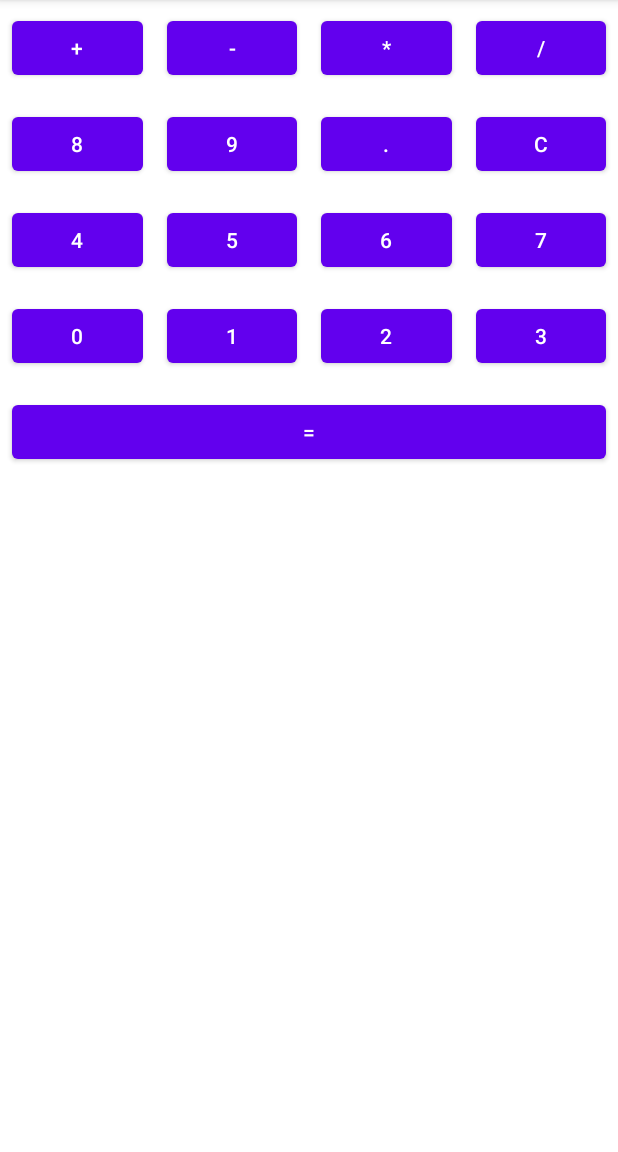
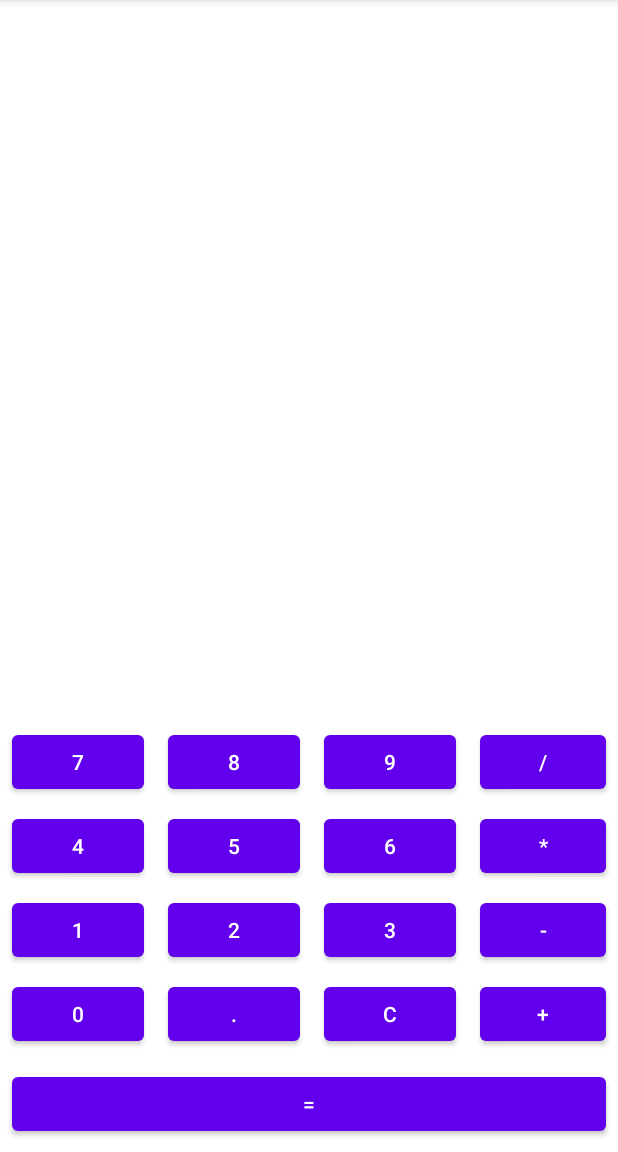
Before and after one commit to SEG2105-Group-21/SimpleCalculator, an Android app: the screen it shows after launch (MainActivity), on a phone screen of 412 x 824 dp, the part 84-1236 px from its top. Run offline under Robolectric (Android 15) with nearby library versions, the phone set to English and light mode, and no system bars.

Commit message:
Updated the front-end
- Changed the front-end by rearranging the buttons and putting the display on top of the screen instead of at the bottom of the screen.
- Made the display's weight = 1 so that it fills up the screen
- Used relative layout

```diff
--- a/SimpleCalculator/app/src/main/res/layout/activity_main.xml
+++ b/SimpleCalculator/app/src/main/res/layout/activity_main.xml
@@ -6,305 +6,230 @@
     android:layout_height="match_parent"
     tools:context=".MainActivity">
 
-    <LinearLayout
+    <RelativeLayout
         android:layout_width="match_parent"
-        android:layout_height="match_parent"
-        android:orientation="vertical"
-        android:rotationX="0"
-        tools:layout_editor_absoluteY="578dp">
+        android:layout_height="match_parent">
 
-        <androidx.constraintlayout.widget.ConstraintLayout
-            android:id="@+id/linearLayout"
+        <LinearLayout
             android:layout_width="match_parent"
-            android:layout_height="wrap_content">
+            android:layout_height="match_parent"
+            android:orientation="vertical">
 
-            <Button
-                android:id="@+id/BtnPlus"
-                android:layout_width="0dp"
-                android:layout_height="wrap_content"
-                android:layout_marginStart="8dp"
-                android:layout_marginTop="8dp"
-                android:layout_marginEnd="8dp"
-                android:layout_marginBottom="8dp"
-                android:text="+"
-                app:layout_constraintBottom_toBottomOf="parent"
-                app:layout_constraintEnd_toStartOf="@+id/BtnMinus"
-                app:layout_constraintStart_toStartOf="parent"
-                app:layout_constraintTop_toTopOf="parent" />
-
-            <Button
-                android:id="@+id/BtnMinus"
-                android:layout_width="0dp"
-                android:layout_height="wrap_content"
-                android:layout_marginStart="8dp"
-                android:layout_marginTop="8dp"
-                android:layout_marginEnd="8dp"
-                android:layout_marginBottom="8dp"
-                android:text="-"
-                app:layout_constraintBottom_toBottomOf="parent"
-                app:layout_constraintEnd_toStartOf="@+id/BtnTimes"
-                app:layout_constraintStart_toEndOf="@+id/BtnPlus"
-                app:layout_constraintTop_toTopOf="parent" />
-
-            <Button
-                android:id="@+id/BtnTimes"
-                android:layout_width="0dp"
-                android:layout_height="wrap_content"
-                android:layout_marginStart="8dp"
-                android:layout_marginTop="8dp"
-                android:layout_marginEnd="8dp"
-                android:layout_marginBottom="8dp"
-                android:text="*"
-                app:layout_constraintBottom_toBottomOf="parent"
-                app:layout_constraintEnd_toStartOf="@+id/BtnDivide"
-                app:layout_constraintStart_toEndOf="@+id/BtnMinus"
-                app:layout_constraintTop_toTopOf="parent" />
-
-            <Button
-                android:id="@+id/BtnDivide"
-                android:layout_width="0dp"
-                android:layout_height="wrap_content"
-                android:layout_marginStart="8dp"
-                android:layout_marginTop="8dp"
-                android:layout_marginEnd="8dp"
-                android:layout_marginBottom="8dp"
-                android:text="/"
-                app:layout_constraintBottom_toBottomOf="parent"
-                app:layout_constraintEnd_toEndOf="parent"
-                app:layout_constraintStart_toEndOf="@+id/BtnTimes"
-                app:layout_constraintTop_toTopOf="parent" />
-        </androidx.constraintlayout.widget.ConstraintLayout>
-
-        <androidx.constraintlayout.widget.ConstraintLayout
-            android:id="@+id/linearLayout2"
-            android:layout_width="match_parent"
-            android:layout_height="wrap_content">
-
-            <Button
-                android:id="@+id/Btn8"
-                android:layout_width="0dp"
-                android:layout_height="wrap_content"
-                android:layout_marginStart="8dp"
-                android:layout_marginTop="8dp"
-                android:layout_marginEnd="8dp"
-                android:layout_marginBottom="8dp"
-                android:text="8"
-                app:layout_constraintBottom_toBottomOf="parent"
-                app:layout_constraintEnd_toStartOf="@+id/Btn9"
-                app:layout_constraintStart_toStartOf="parent"
-                app:layout_constraintTop_toTopOf="parent" />
-
-            <Button
-                android:id="@+id/Btn9"
-                android:layout_width="0dp"
-                android:layout_height="wrap_content"
-                android:layout_marginStart="8dp"
-                android:layout_marginTop="8dp"
-                android:layout_marginEnd="8dp"
-                android:layout_marginBottom="8dp"
-                android:text="9"
-                app:layout_constraintBottom_toBottomOf="parent"
-                app:layout_constraintEnd_toStartOf="@+id/BtnDecimal"
-                app:layout_constraintStart_toEndOf="@+id/Btn8"
-                app:layout_constraintTop_toTopOf="parent" />
-
-            <Button
-                android:id="@+id/BtnDecimal"
-                android:layout_width="0dp"
-                android:layout_height="wrap_content"
-                android:layout_marginStart="8dp"
-                android:layout_marginTop="8dp"
-                android:layout_marginEnd="8dp"
-                android:layout_marginBottom="8dp"
-                android:text="."
-                app:layout_constraintBottom_toBottomOf="parent"
-                app:layout_constraintEnd_toStartOf="@+id/BtnClear"
-                app:layout_constraintStart_toEndOf="@+id/Btn9"
-                app:layout_constraintTop_toTopOf="parent" />
-
-            <Button
-                android:id="@+id/BtnClear"
-                android:layout_width="0dp"
-                android:layout_height="wrap_content"
-                android:layout_marginStart="8dp"
-                android:layout_marginTop="8dp"
-                android:layout_marginEnd="8dp"
-                android:layout_marginBottom="8dp"
-                android:scaleX="1"
-                android:scaleY="1"
-                android:text="C"
-                app:layout_constraintBottom_toBottomOf="parent"
-                app:layout_constraintEnd_toEndOf="parent"
-                app:layout_constraintStart_toEndOf="@+id/BtnDecimal"
-                app:layout_constraintTop_toTopOf="parent" />
-        </androidx.constraintlayout.widget.ConstraintLayout>
-
-        <androidx.constraintlayout.widget.ConstraintLayout
-            android:id="@+id/linearLayout3"
-            android:layout_width="match_parent"
-            android:layout_height="wrap_content">
-
-            <Button
-                android:id="@+id/Btn4"
-                android:layout_width="0dp"
-                android:layout_height="wrap_content"
-                android:layout_marginStart="8dp"
-                android:layout_marginTop="8dp"
-                android:layout_marginEnd="8dp"
-                android:layout_marginBottom="8dp"
-                android:text="4"
-                app:layout_constraintBottom_toBottomOf="parent"
-                app:layout_constraintEnd_toStartOf="@+id/Btn5"
-                app:layout_constraintStart_toStartOf="parent"
-                app:layout_constraintTop_toTopOf="parent" />
-
-            <Button
-                android:id="@+id/Btn5"
-                android:layout_width="0dp"
-                android:layout_height="wrap_content"
-                android:layout_marginStart="8dp"
-                android:layout_marginTop="8dp"
-                android:layout_marginEnd="8dp"
-                android:layout_marginBottom="8dp"
-                android:text="5"
-                app:layout_constraintBottom_toBottomOf="parent"
-                app:layout_constraintEnd_toStartOf="@+id/Btn6"
-                app:layout_constraintStart_toEndOf="@+id/Btn4"
-                app:layout_constraintTop_toTopOf="parent" />
-
-            <Button
-                android:id="@+id/Btn6"
-                android:layout_width="0dp"
-                android:layout_height="wrap_content"
-                android:layout_marginStart="8dp"
-                android:layout_marginTop="8dp"
-                android:layout_marginEnd="8dp"
-                android:layout_marginBottom="8dp"
-                android:text="6"
-                app:layout_constraintBottom_toBottomOf="parent"
-                app:layout_constraintEnd_toStartOf="@+id/Btn7"
-                app:layout_constraintStart_toEndOf="@+id/Btn5"
-                app:layout_constraintTop_toTopOf="parent" />
-
-            <Button
-                android:id="@+id/Btn7"
-                android:layout_width="0dp"
-                android:layout_height="wrap_content"
-                android:layout_marginStart="8dp"
-                android:layout_marginTop="8dp"
-                android:layout_marginEnd="8dp"
-                android:layout_marginBottom="8dp"
-                android:text="7"
-                app:layout_constraintBottom_toBottomOf="parent"
-                app:layout_constraintEnd_toEndOf="parent"
-                app:layout_constraintStart_toEndOf="@+id/Btn6"
-                app:layout_constraintTop_toTopOf="parent" />
-
-        </androidx.constraintlayout.widget.ConstraintLayout>
-
-        <androidx.constraintlayout.widget.ConstraintLayout
-            android:id="@+id/linearLayout4"
-            android:layout_width="match_parent"
-            android:layout_height="wrap_content">
-
-            <Button
-                android:id="@+id/Btn0"
-                android:layout_width="0dp"
-                android:layout_height="wrap_content"
-                android:layout_marginStart="8dp"
-                android:layout_marginTop="8dp"
-                android:layout_marginEnd="8dp"
-                android:layout_marginBottom="8dp"
-                android:text="0"
-                app:layout_constraintBottom_toBottomOf="parent"
-                app:layout_constraintEnd_toStartOf="@+id/Btn1"
-                app:layout_constraintStart_toStartOf="parent"
-                app:layout_constraintTop_toTopOf="parent" />
-
-            <Button
-                android:id="@+id/Btn1"
-                android:layout_width="0dp"
-                android:layout_height="wrap_content"
-                android:layout_marginStart="8dp"
-                android:layout_marginTop="8dp"
-                android:layout_marginEnd="8dp"
-                android:layout_marginBottom="8dp"
-                android:text="1"
-                app:layout_constraintBottom_toBottomOf="parent"
-                app:layout_constraintEnd_toStartOf="@+id/Btn2"
-                app:layout_constraintStart_toEndOf="@+id/Btn0"
-                app:layout_constraintTop_toTopOf="parent" />
-
-            <Button
-                android:id="@+id/Btn2"
-                android:layout_width="0dp"
-                android:layout_height="wrap_content"
-                android:layout_marginStart="8dp"
-                android:layout_marginTop="8dp"
-                android:layout_marginEnd="8dp"
-                android:layout_marginBottom="8dp"
-                android:text="2"
-                app:layout_constraintBottom_toBottomOf="parent"
-                app:layout_constraintEnd_toStartOf="@+id/Btn3"
-                app:layout_constraintStart_toEndOf="@+id/Btn1"
-                app:layout_constraintTop_toTopOf="parent" />
-
-            <Button
-                android:id="@+id/Btn3"
-                android:layout_width="0dp"
-                android:layout_height="wrap_content"
-                android:layout_marginStart="8dp"
-                android:layout_marginTop="8dp"
-                android:layout_marginEnd="8dp"
-                android:layout_marginBottom="8dp"
-                android:text="3"
-                app:layout_constraintBottom_toBottomOf="parent"
-                app:layout_constraintEnd_toEndOf="parent"
-                app:layout_constraintStart_toEndOf="@+id/Btn2"
-                app:layout_constraintTop_toTopOf="parent" />
-
-        </androidx.constraintlayout.widget.ConstraintLayout>
-
-        <androidx.constraintlayout.widget.ConstraintLayout
-            android:id="@+id/linearLayout5"
-            android:layout_width="match_parent"
-            android:layout_height="wrap_content">
-
-            <Button
-                android:id="@+id/BtnEquals"
+            <TextView
+                android:id="@+id/display"
                 android:layout_width="match_parent"
                 android:layout_height="wrap_content"
                 android:layout_marginStart="8dp"
                 android:layout_marginTop="8dp"
                 android:layout_marginEnd="8dp"
                 android:layout_marginBottom="8dp"
-                android:text="="
+                android:layout_weight="1"
+                android:text=""
+                android:textSize="60sp"
                 app:layout_constraintBottom_toBottomOf="parent"
                 app:layout_constraintEnd_toEndOf="parent"
                 app:layout_constraintStart_toStartOf="parent"
                 app:layout_constraintTop_toTopOf="parent" />
 
-        </androidx.constraintlayout.widget.ConstraintLayout>
+            <LinearLayout
+                android:layout_width="wrap_content"
+                android:layout_height="wrap_content"
+                android:orientation="horizontal">
 
-        <androidx.constraintlayout.widget.ConstraintLayout
-            android:id="@+id/linearLayout6"
-            android:layout_width="match_parent"
-            android:layout_height="match_parent">
+                <Button
+                    android:id="@+id/Btn7"
+                    android:layout_width="wrap_content"
+                    android:layout_height="wrap_content"
+                    android:layout_marginStart="8dp"
+                    android:layout_marginTop="4dp"
+                    android:layout_marginEnd="8dp"
+                    android:layout_marginBottom="4dp"
+                    android:text="7" />
 
-            <TextView
-                android:id="@+id/display"
-                android:layout_width="0dp"
-                android:layout_height="0dp"
-                android:layout_marginStart="8dp"
-                android:layout_marginTop="8dp"
-                android:layout_marginEnd="8dp"
-                android:layout_marginBottom="8dp"
-                android:text=""
-                app:layout_constraintBottom_toBottomOf="parent"
-                app:layout_constraintEnd_toEndOf="parent"
-                app:layout_constraintStart_toStartOf="parent"
-                app:layout_constraintTop_toTopOf="parent" />
-        </androidx.constraintlayout.widget.ConstraintLayout>
+                <Button
+                    android:id="@+id/Btn8"
+                    android:layout_width="wrap_content"
+                    android:layout_height="wrap_content"
+                    android:layout_marginStart="8dp"
+                    android:layout_marginTop="4dp"
+                    android:layout_marginEnd="8dp"
+                    android:layout_marginBottom="4dp"
+                    android:text="8" />
 
-    </LinearLayout>
+                <Button
+                    android:id="@+id/Btn9"
+                    android:layout_width="wrap_content"
+                    android:layout_height="wrap_content"
+                    android:layout_marginStart="8dp"
+                    android:layout_marginTop="4dp"
+                    android:layout_marginEnd="8dp"
+                    android:layout_marginBottom="4dp"
+                    android:text="9" />
+
+                <Button
+                    android:id="@+id/BtnDivide"
+                    android:layout_width="wrap_content"
+                    android:layout_height="wrap_content"
+                    android:layout_marginStart="8dp"
+                    android:layout_marginTop="4dp"
+                    android:layout_marginEnd="8dp"
+                    android:layout_marginBottom="4dp"
+                    android:text="/" />
+            </LinearLayout>
+
+            <LinearLayout
+                android:layout_width="wrap_content"
+                android:layout_height="wrap_content"
+                android:orientation="horizontal">
+
+                <Button
+                    android:id="@+id/Btn4"
+                    android:layout_width="wrap_content"
+                    android:layout_height="wrap_content"
+                    android:layout_marginStart="8dp"
+                    android:layout_marginTop="4dp"
+                    android:layout_marginEnd="8dp"
+                    android:layout_marginBottom="4dp"
+                    android:text="4" />
+
+                <Button
+                    android:id="@+id/Btn5"
+                    android:layout_width="wrap_content"
+                    android:layout_height="wrap_content"
+                    android:layout_marginStart="8dp"
+                    android:layout_marginTop="4dp"
+                    android:layout_marginEnd="8dp"
+                    android:layout_marginBottom="4dp"
+                    android:text="5" />
+
+                <Button
+                    android:id="@+id/Btn6"
+                    android:layout_width="wrap_content"
+                    android:layout_height="wrap_content"
+                    android:layout_marginStart="8dp"
+                    android:layout_marginTop="4dp"
+                    android:layout_marginEnd="8dp"
+                    android:layout_marginBottom="4dp"
+                    android:text="6" />
+
+                <Button
+                    android:id="@+id/BtnTimes"
+                    android:layout_width="wrap_content"
+                    android:layout_height="wrap_content"
+                    android:layout_marginStart="8dp"
+                    android:layout_marginTop="4dp"
+                    android:layout_marginEnd="8dp"
+                    android:layout_marginBottom="4dp"
+                    android:text="*" />
+
+            </LinearLayout>
+
+            <LinearLayout
+                android:layout_width="wrap_content"
+                android:layout_height="wrap_content"
+                android:orientation="horizontal">
+
+                <Button
+                    android:id="@+id/Btn1"
+                    android:layout_width="wrap_content"
+                    android:layout_height="wrap_content"
+                    android:layout_marginStart="8dp"
+                    android:layout_marginTop="4dp"
+                    android:layout_marginEnd="8dp"
+                    android:layout_marginBottom="4dp"
+                    android:text="1" />
+
+                <Button
+                    android:id="@+id/Btn2"
+                    android:layout_width="wrap_content"
+                    android:layout_height="wrap_content"
+                    android:layout_marginStart="8dp"
+                    android:layout_marginTop="4dp"
+                    android:layout_marginEnd="8dp"
+                    android:layout_marginBottom="4dp"
+                    android:text="2" />
+
+                <Button
+                    android:id="@+id/Btn3"
+                    android:layout_width="wrap_content"
+                    android:layout_height="wrap_content"
+                    android:layout_marginStart="8dp"
+                    android:layout_marginTop="4dp"
+                    android:layout_marginEnd="8dp"
+                    android:layout_marginBottom="4dp"
+                    android:text="3" />
+
+                <Button
+                    android:id="@+id/BtnMinus"
+                    android:layout_width="wrap_content"
+                    android:layout_height="wrap_content"
+                    android:layout_marginStart="8dp"
+                    android:layout_marginTop="4dp"
+                    android:layout_marginEnd="8dp"
+                    android:layout_marginBottom="4dp"
+                    android:text="-" />
+
+            </LinearLayout>
+
+            <LinearLayout
+                android:layout_width="wrap_content"
+                android:layout_height="wrap_content"
+                android:orientation="horizontal">
+
+                <Button
+                    android:id="@+id/Btn0"
+                    android:layout_width="wrap_content"
+                    android:layout_height="wrap_content"
+                    android:layout_marginStart="8dp"
+                    android:layout_marginTop="4dp"
+                    android:layout_marginEnd="8dp"
+                    android:layout_marginBottom="4dp"
+                    android:text="0" />
+
+                <Button
+                    android:id="@+id/BtnDecimal"
+                    android:layout_width="wrap_content"
+                    android:layout_height="wrap_content"
+                    android:layout_marginStart="8dp"
+                    android:layout_marginTop="4dp"
+                    android:layout_marginEnd="8dp"
+                    android:layout_marginBottom="4dp"
+                    android:text="." />
+
+                <Button
+                    android:id="@+id/BtnClear"
+                    android:layout_width="wrap_content"
+                    android:layout_height="wrap_content"
+                    android:layout_marginStart="8dp"
+                    android:layout_marginTop="4dp"
+                    android:layout_marginEnd="8dp"
+                    android:layout_marginBottom="4dp"
+                    android:scaleX="1"
+                    android:scaleY="1"
+                    android:text="C" />
+
+                <Button
+                    android:id="@+id/BtnPlus"
+                    android:layout_width="wrap_content"
+                    android:layout_height="wrap_content"
+                    android:layout_marginStart="8dp"
+                    android:layout_marginTop="4dp"
+                    android:layout_marginEnd="8dp"
+                    android:layout_marginBottom="4dp"
+                    android:text="+" />
+
+            </LinearLayout>
+
+            <Button
+                android:id="@+id/BtnEquals"
+                android:layout_width="match_parent"
+                android:layout_height="wrap_content"
+                android:layout_margin="8dp"
+                android:layout_weight="0"
+                android:text="=" />
+
+        </LinearLayout>
+
+    </RelativeLayout>
+
 </androidx.constraintlayout.widget.ConstraintLayout>
```
Also changed, not shown: 488 other files.
